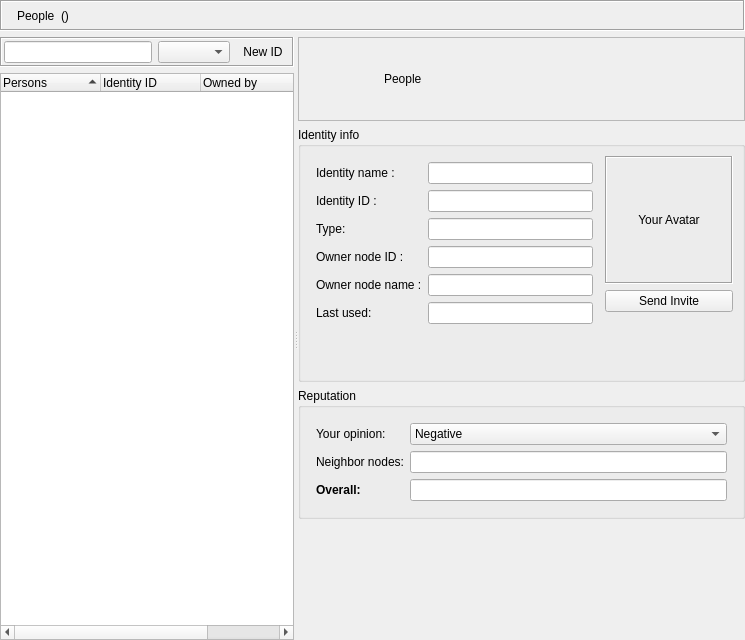
Before: the Qt Designer form retroshare-gui/src/gui/Identity/IdDialog.ui in RetroShare/RetroShare, drawn with Qt 5.
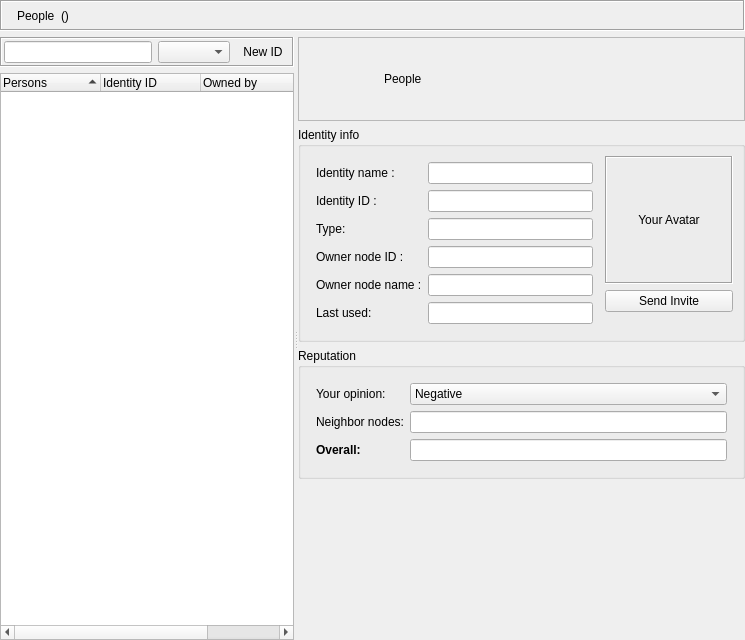
After: the same form once the commit is applied. Icons and pictures are not drawn. Custom widgets are drawn as their Qt base class.

The edit to the form file:
```diff
--- a/retroshare-gui/src/gui/Identity/IdDialog.ui
+++ b/retroshare-gui/src/gui/Identity/IdDialog.ui
@@ -19,7 +19,7 @@
   <property name="windowTitle">
    <string/>
   </property>
-  <layout class="QGridLayout" name="gridLayout_5">
+  <layout class="QGridLayout">
    <property name="horizontalSpacing">
     <number>0</number>
    </property>
@@ -235,8 +235,8 @@
        </item>
       </layout>
      </widget>
-     <widget class="QWidget" name="layoutWidget">
-      <layout class="QVBoxLayout" name="verticalLayout_4">
+     <widget class="QWidget" name="detailWidget">
+      <layout class="QVBoxLayout" name="detailVLayout">
        <item>
         <widget class="QFrame" name="headerFrame">
          <property name="frameShape">
@@ -449,19 +449,6 @@
             </item>
            </layout>
           </item>
-          <item row="1" column="0">
-           <spacer name="verticalSpacer_2">
-            <property name="orientation">
-             <enum>Qt::Vertical</enum>
-            </property>
-            <property name="sizeHint" stdset="0">
-             <size>
-              <width>20</width>
-              <height>40</height>
-             </size>
-            </property>
-           </spacer>
-          </item>
          </layout>
         </widget>
        </item>
@@ -626,26 +613,26 @@
   </action>
  </widget>
  <customwidgets>
-  <customwidget>
-   <class>StyledElidedLabel</class>
-   <extends>QLabel</extends>
-   <header>gui/common/StyledElidedLabel.h</header>
-  </customwidget>
   <customwidget>
    <class>StyledLabel</class>
    <extends>QLabel</extends>
    <header>gui/common/StyledLabel.h</header>
   </customwidget>
-  <customwidget>
-   <class>RSTreeWidget</class>
-   <extends>QTreeWidget</extends>
-   <header>gui/common/RSTreeWidget.h</header>
-  </customwidget>
   <customwidget>
    <class>LineEditClear</class>
    <extends>QLineEdit</extends>
    <header location="global">gui/common/LineEditClear.h</header>
   </customwidget>
+  <customwidget>
+   <class>RSTreeWidget</class>
+   <extends>QTreeWidget</extends>
+   <header>gui/common/RSTreeWidget.h</header>
+  </customwidget>
+  <customwidget>
+   <class>StyledElidedLabel</class>
+   <extends>QLabel</extends>
+   <header>gui/common/StyledElidedLabel.h</header>
+  </customwidget>
  </customwidgets>
  <tabstops>
   <tabstop>idTreeWidget</tabstop>
```
Left out of the diff: 59 changed lines with no effect on the pictures.
